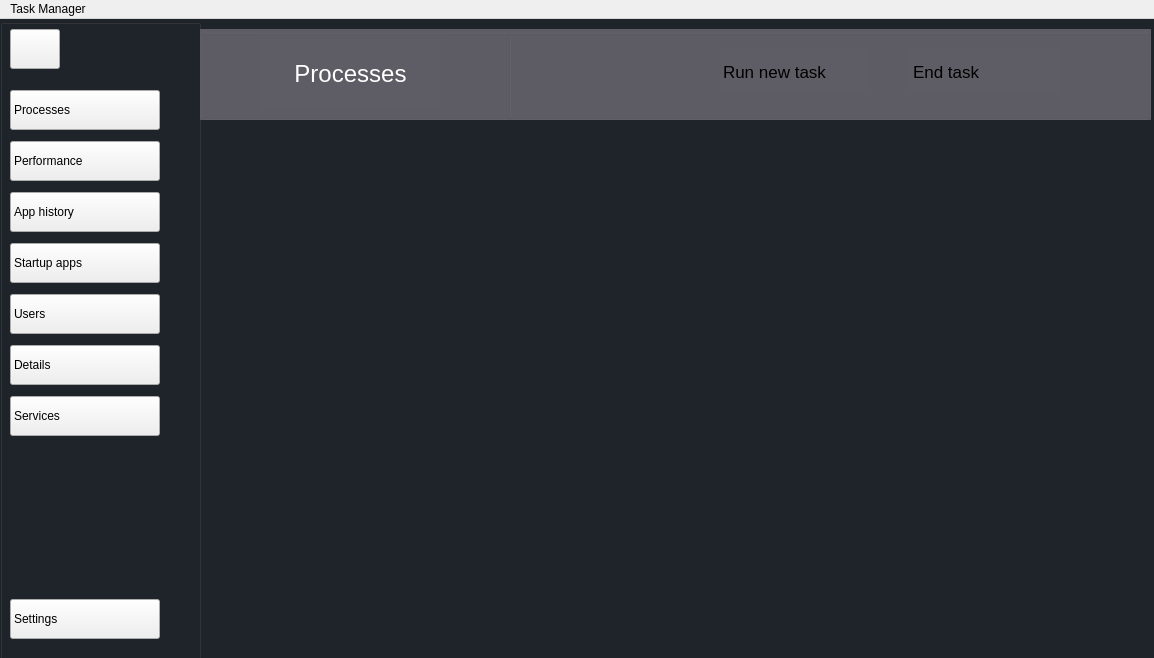
Before: the Qt Designer form BTL_QT/Learn_QT/GUI_Task/mainwindow.ui in HoangMyth/project_os, drawn with Qt 5.
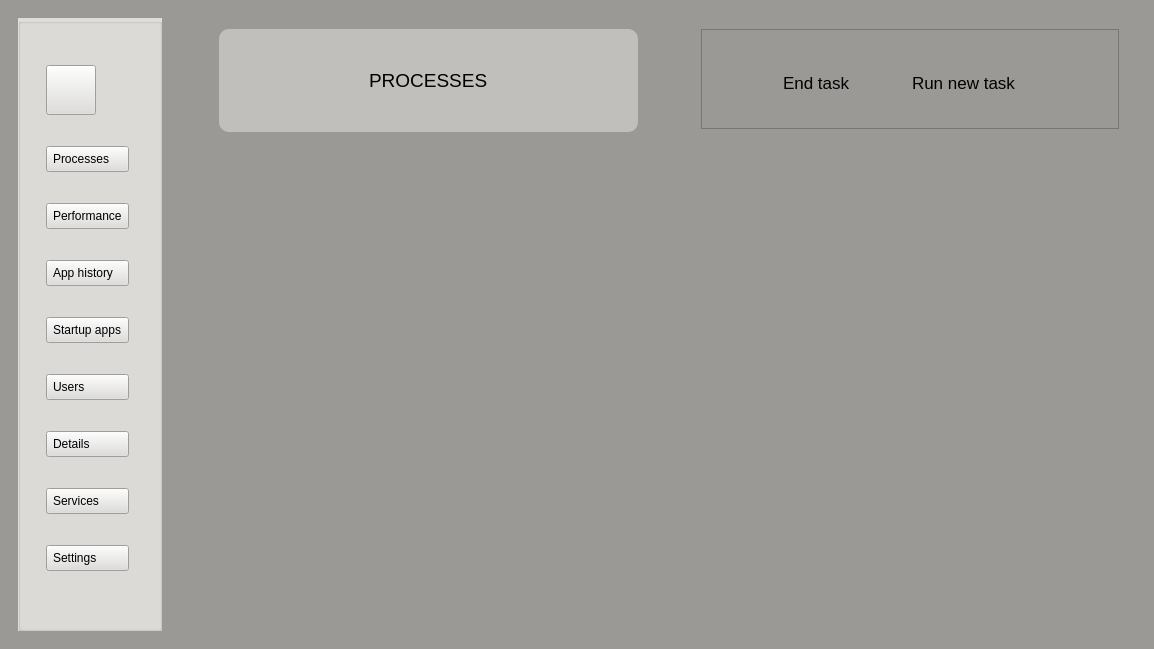
After: the same form once the commit is applied. Icons and pictures are not drawn.

```diff
--- a/BTL_QT/Learn_QT/GUI_Task/mainwindow.ui
+++ b/BTL_QT/Learn_QT/GUI_Task/mainwindow.ui
@@ -7,27 +7,40 @@
     <x>0</x>
     <y>0</y>
     <width>1154</width>
-    <height>658</height>
+    <height>649</height>
    </rect>
   </property>
+  <property name="sizePolicy">
+   <sizepolicy hsizetype="Preferred" vsizetype="Preferred">
+    <horstretch>0</horstretch>
+    <verstretch>0</verstretch>
+   </sizepolicy>
+  </property>
   <property name="windowTitle">
    <string>MainWindow</string>
   </property>
   <property name="styleSheet">
-   <string notr="true">
-#centralwidget{
-	background-color: #1f232a;
-}
+   <string notr="true">#centralwidget{ background-color: rgb(192, 191, 188);}	
+
 #leftMenuSubContainer{
 	background-color: #1f232a;
 }
 QPushButton{
 	text-align: left;
-	padding: 2px 3px;
+	padding: 5px 6px;
 }
-</string>
+#frame{
+	background-color: #16191d;
+	border-radius: 10px;
+}</string>
   </property>
   <widget class="QWidget" name="centralwidget">
+   <property name="sizePolicy">
+    <sizepolicy hsizetype="Expanding" vsizetype="Expanding">
+     <horstretch>1</horstretch>
+     <verstretch>1</verstretch>
+    </sizepolicy>
+   </property>
    <layout class="QHBoxLayout" name="horizontalLayout">
     <property name="spacing">
      <number>0</number>
@@ -45,28 +58,137 @@
      <number>0</number>
     </property>
     <item>
-     <widget class="QWidget" name="mainBodyContainer" native="true">
+     <widget class="QWidget" name="Mainbody" native="true">
+      <property name="sizePolicy">
+       <sizepolicy hsizetype="Expanding" vsizetype="Expanding">
+        <horstretch>1</horstretch>
+        <verstretch>1</verstretch>
+       </sizepolicy>
+      </property>
+      <property name="minimumSize">
+       <size>
+        <width>1154</width>
+        <height>0</height>
+       </size>
+      </property>
+      <property name="styleSheet">
+       <string notr="true">background-color: rgb(119, 118, 123);
+background-color: rgb(239, 239, 239);
+background-color: rgb(154, 153, 150);</string>
+      </property>
+      <layout class="QHBoxLayout" name="horizontalLayout_3">
+       <item alignment="Qt::AlignLeft">
       <widget class="QWidget" name="leftMenuSubContainer" native="true">
-       <property name="geometry">
-        <rect>
-         <x>0</x>
-         <y>0</y>
-         <width>201</width>
-         <height>641</height>
-        </rect>
-       </property>
-       <layout class="QVBoxLayout" name="verticalLayout_2">
-        <item>
+         <property name="sizePolicy">
+          <sizepolicy hsizetype="Expanding" vsizetype="Expanding">
+           <horstretch>0</horstretch>
+           <verstretch>0</verstretch>
+          </sizepolicy>
+         </property>
+         <layout class="QHBoxLayout" name="horizontalLayout_2">
+          <item alignment="Qt::AlignLeft">
          <widget class="QGroupBox" name="groupBox_3">
+            <property name="sizePolicy">
+             <sizepolicy hsizetype="Expanding" vsizetype="Expanding">
+              <horstretch>0</horstretch>
+              <verstretch>0</verstretch>
+             </sizepolicy>
+            </property>
+            <property name="minimumSize">
+             <size>
+              <width>1</width>
+              <height>0</height>
+             </size>
+            </property>
+            <property name="styleSheet">
+             <string notr="true">background-color: #1f232a;
+background-color: rgb(222, 221, 218);</string>
+            </property>
+            <layout class="QVBoxLayout" name="verticalLayout">
+             <property name="spacing">
+              <number>0</number>
+             </property>
+             <property name="sizeConstraint">
+              <enum>QLayout::SetDefaultConstraint</enum>
+             </property>
+             <property name="leftMargin">
+              <number>25</number>
+             </property>
+             <property name="topMargin">
+              <number>10</number>
+             </property>
+             <property name="rightMargin">
+              <number>30</number>
+             </property>
+             <property name="bottomMargin">
+              <number>25</number>
+             </property>
+             <item>
+              <widget class="QToolButton" name="menu">
+               <property name="minimumSize">
+                <size>
+                 <width>50</width>
+                 <height>20</height>
+                </size>
+               </property>
+               <property name="maximumSize">
+                <size>
+                 <width>50</width>
+                 <height>50</height>
+                </size>
+               </property>
+               <property name="toolTip">
+                <string>Menu</string>
+               </property>
+               <property name="styleSheet">
+                <string notr="true"/>
+               </property>
+               <property name="text">
+                <string/>
+               </property>
+               <property name="icon">
+                <iconset>
+                 <normaloff>../../icon/menu.svg</normaloff>../../icon/menu.svg</iconset>
+               </property>
+               <property name="iconSize">
+                <size>
+                 <width>24</width>
+                 <height>24</height>
+                </size>
+               </property>
+               <property name="autoRepeatDelay">
+                <number>300</number>
+               </property>
+              </widget>
+             </item>
+             <item>
+              <widget class="QPushButton" name="processesBtn">
+               <property name="toolTip">
+                <string>Processes</string>
+               </property>
+               <property name="text">
+                <string>Processes</string>
+               </property>
+               <property name="icon">
+                <iconset>
+                 <normaloff>../../icon/grid.svg</normaloff>../../icon/grid.svg</iconset>
+               </property>
+               <property name="iconSize">
+                <size>
+                 <width>24</width>
+                 <height>24</height>
+                </size>
+               </property>
+               <property name="autoRepeat">
+                <bool>false</bool>
+               </property>
+               <property name="autoExclusive">
+                <bool>false</bool>
+               </property>
+              </widget>
+             </item>
+             <item>
           <widget class="QPushButton" name="performanceBtn">
-           <property name="geometry">
-            <rect>
-             <x>10</x>
-             <y>122</y>
-             <width>150</width>
-             <height>40</height>
-            </rect>
-           </property>
            <property name="toolTip">
             <string>Performance</string>
            </property>
@@ -84,15 +206,9 @@
             </size>
            </property>
           </widget>
+             </item>
+             <item>
           <widget class="QPushButton" name="apphistoryBtn">
-           <property name="geometry">
-            <rect>
-             <x>10</x>
-             <y>173</y>
-             <width>150</width>
-             <height>40</height>
-            </rect>
-           </property>
            <property name="toolTip">
             <string>App history</string>
            </property>
@@ -110,15 +226,9 @@
             </size>
            </property>
           </widget>
+             </item>
+             <item>
           <widget class="QPushButton" name="startupusersBtn">
-           <property name="geometry">
-            <rect>
-             <x>10</x>
-             <y>224</y>
-             <width>150</width>
-             <height>40</height>
-            </rect>
-           </property>
            <property name="toolTip">
             <string>Startup apps</string>
            </property>
@@ -136,15 +246,9 @@
             </size>
            </property>
           </widget>
+             </item>
+             <item>
           <widget class="QPushButton" name="usersBtn">
-           <property name="geometry">
-            <rect>
-             <x>10</x>
-             <y>275</y>
-             <width>150</width>
-             <height>40</height>
-            </rect>
-           </property>
            <property name="toolTip">
             <string>Users</string>
            </property>
@@ -162,15 +266,9 @@
             </size>
            </property>
           </widget>
+             </item>
+             <item>
           <widget class="QPushButton" name="detailsBtn">
-           <property name="geometry">
-            <rect>
-             <x>10</x>
-             <y>326</y>
-             <width>150</width>
-             <height>40</height>
-            </rect>
-           </property>
            <property name="toolTip">
             <string>Details</string>
            </property>
@@ -188,15 +286,9 @@
             </size>
            </property>
           </widget>
+             </item>
+             <item>
           <widget class="QPushButton" name="servicesBtn">
-           <property name="geometry">
-            <rect>
-             <x>10</x>
-             <y>377</y>
-             <width>150</width>
-             <height>40</height>
-            </rect>
-           </property>
            <property name="toolTip">
             <string>Services</string>
            </property>
@@ -214,14 +306,11 @@
             </size>
            </property>
           </widget>
+             </item>
+             <item>
           <widget class="QPushButton" name="settingBtn">
-           <property name="geometry">
-            <rect>
-             <x>10</x>
-             <y>580</y>
-             <width>150</width>
-             <height>40</height>
-            </rect>
+               <property name="enabled">
+                <bool>true</bool>
            </property>
            <property name="toolTip">
             <string>Settings</string>
@@ -243,109 +332,186 @@
             </size>
            </property>
           </widget>
-          <widget class="QPushButton" name="processesBtn">
-           <property name="geometry">
-            <rect>
-             <x>10</x>
-             <y>71</y>
-             <width>150</width>
-             <height>40</height>
-            </rect>
-           </property>
-           <property name="toolTip">
-            <string>Processes</string>
-           </property>
-           <property name="text">
-            <string>Processes</string>
-           </property>
-           <property name="icon">
-            <iconset>
-             <normaloff>../../icon/grid.svg</normaloff>../../icon/grid.svg</iconset>
-           </property>
-           <property name="iconSize">
-            <size>
-             <width>24</width>
-             <height>24</height>
-            </size>
-           </property>
-           <property name="autoRepeat">
-            <bool>false</bool>
-           </property>
-           <property name="autoExclusive">
-            <bool>false</bool>
-           </property>
-          </widget>
-          <widget class="QToolButton" name="menu">
-           <property name="geometry">
-            <rect>
-             <x>10</x>
-             <y>10</y>
-             <width>50</width>
-             <height>40</height>
-            </rect>
-           </property>
-           <property name="minimumSize">
-            <size>
-             <width>50</width>
-             <height>20</height>
-            </size>
-           </property>
-           <property name="maximumSize">
-            <size>
-             <width>100</width>
-             <height>100</height>
-            </size>
-           </property>
-           <property name="toolTip">
-            <string>Menu</string>
-           </property>
-           <property name="styleSheet">
-            <string notr="true"/>
-           </property>
-           <property name="text">
-            <string/>
-           </property>
-           <property name="icon">
-            <iconset>
-             <normaloff>../../icon/menu.svg</normaloff>../../icon/menu.svg</iconset>
-           </property>
-           <property name="iconSize">
-            <size>
-             <width>24</width>
-             <height>24</height>
-            </size>
-           </property>
-           <property name="autoRepeatDelay">
-            <number>300</number>
-           </property>
-          </widget>
-         </widget>
+             </item>
+            </layout>
+           </widget>
+          </item>
+         </layout>
+        </widget>
+       </item>
+       <item>
+        <widget class="QWidget" name="centralMenu" native="true">
+         <property name="sizePolicy">
+          <sizepolicy hsizetype="Expanding" vsizetype="Expanding">
+           <horstretch>0</horstretch>
+           <verstretch>0</verstretch>
+          </sizepolicy>
+         </property>
+         <property name="styleSheet">
+          <string notr="true">background-color: #1f232a;
+background-color: rgb(192, 191, 188);
+QPushButton {
+    border: none;
+};
+background-color: rgb(154, 153, 150);</string>
+         </property>
+         <layout class="QHBoxLayout" name="horizontalLayout_7" stretch="0,0">
+          <property name="spacing">
+           <number>30</number>
+          </property>
+          <property name="sizeConstraint">
+           <enum>QLayout::SetMinimumSize</enum>
+          </property>
+          <property name="leftMargin">
+           <number>10</number>
+          </property>
+          <property name="topMargin">
+           <number>20</number>
+          </property>
+          <property name="rightMargin">
+           <number>20</number>
+          </property>
+          <item alignment="Qt::AlignRight|Qt::AlignTop">
+           <widget class="QFrame" name="frame">
+            <property name="sizePolicy">
+             <sizepolicy hsizetype="Expanding" vsizetype="Expanding">
+              <horstretch>0</horstretch>
+              <verstretch>0</verstretch>
+             </sizepolicy>
+            </property>
+            <property name="styleSheet">
+             <string notr="true">background-color: #1f232a;
+background-color: rgb(222, 221, 218);
+background-color: rgb(192, 191, 188);</string>
+            </property>
+            <property name="frameShape">
+             <enum>QFrame::StyledPanel</enum>
+            </property>
+            <property name="frameShadow">
+             <enum>QFrame::Raised</enum>
+            </property>
+            <layout class="QHBoxLayout" name="horizontalLayout_4" stretch="0">
+             <property name="spacing">
+              <number>0</number>
+             </property>
+             <property name="sizeConstraint">
+              <enum>QLayout::SetMinimumSize</enum>
+             </property>
+             <property name="leftMargin">
+              <number>150</number>
+             </property>
+             <property name="topMargin">
+              <number>40</number>
+             </property>
+             <property name="rightMargin">
+              <number>150</number>
+             </property>
+             <property name="bottomMargin">
+              <number>40</number>
+             </property>
+             <item>
+              <widget class="QLabel" name="label">
+               <property name="sizePolicy">
+                <sizepolicy hsizetype="Expanding" vsizetype="Expanding">
+                 <horstretch>0</horstretch>
+                 <verstretch>0</verstretch>
+                </sizepolicy>
+               </property>
+               <property name="text">
+                <string>&lt;html&gt;&lt;head/&gt;&lt;body&gt;&lt;p&gt;&lt;span style=&quot; font-size:14pt;&quot;&gt;PROCESSES&lt;/span&gt;&lt;/p&gt;&lt;/body&gt;&lt;/html&gt;</string>
+               </property>
+              </widget>
         </item>
        </layout>
       </widget>
-      <widget class="QGroupBox" name="groupBox_4">
-       <property name="geometry">
-        <rect>
-         <x>200</x>
-         <y>10</y>
-         <width>951</width>
-         <height>91</height>
-        </rect>
+          </item>
+          <item alignment="Qt::AlignRight|Qt::AlignTop">
+           <widget class="QFrame" name="frame_3">
+            <property name="sizePolicy">
+             <sizepolicy hsizetype="Expanding" vsizetype="Expanding">
+              <horstretch>0</horstretch>
+              <verstretch>0</verstretch>
+             </sizepolicy>
        </property>
        <property name="styleSheet">
-        <string notr="true">background-color: rgb(94, 92, 100);</string>
-       </property>
-       <property name="title">
-        <string/>
-       </property>
+             <string notr="true">background-color: #1f232a;
+background-color: rgb(119, 118, 123);
+border-color: rgb(255, 255, 255);
+QPushButton {
+    border: none;
+};
+QFrame {
+	border: none;
+}
+</string>
+            </property>
+            <property name="frameShape">
+             <enum>QFrame::StyledPanel</enum>
+            </property>
+            <property name="frameShadow">
+             <enum>QFrame::Raised</enum>
+            </property>
+            <layout class="QHBoxLayout" name="horizontalLayout_8" stretch="0,0,0">
+             <property name="spacing">
+              <number>50</number>
+             </property>
+             <property name="sizeConstraint">
+              <enum>QLayout::SetMinimumSize</enum>
+             </property>
+             <property name="leftMargin">
+              <number>75</number>
+             </property>
+             <property name="topMargin">
+              <number>38</number>
+             </property>
+             <property name="rightMargin">
+              <number>20</number>
+             </property>
+             <property name="bottomMargin">
+              <number>30</number>
+             </property>
+             <item>
+              <widget class="QPushButton" name="pushButton_2">
+               <property name="sizePolicy">
+                <sizepolicy hsizetype="Minimum" vsizetype="Minimum">
+                 <horstretch>0</horstretch>
+                 <verstretch>0</verstretch>
+                </sizepolicy>
+               </property>
+               <property name="font">
+                <font>
+                 <pointsize>13</pointsize>
+                </font>
+               </property>
+               <property name="toolTip">
+                <string>&lt;html&gt;&lt;head/&gt;&lt;body&gt;&lt;p align=&quot;center&quot;&gt;&lt;br/&gt;&lt;/p&gt;&lt;/body&gt;&lt;/html&gt;</string>
+               </property>
+               <property name="whatsThis">
+                <string>&lt;html&gt;&lt;head/&gt;&lt;body&gt;&lt;p align=&quot;center&quot;&gt;&lt;br/&gt;&lt;/p&gt;&lt;/body&gt;&lt;/html&gt;</string>
+               </property>
+               <property name="styleSheet">
+                <string notr="true">
+QPushButton {
+    border: none;
+}
+</string>
+               </property>
+               <property name="text">
+                <string>End task</string>
+               </property>
+               <property name="icon">
+                <iconset>
+                 <normaloff>../../icon/slash.svg</normaloff>../../icon/slash.svg</iconset>
+               </property>
+              </widget>
+             </item>
+             <item>
        <widget class="QPushButton" name="pushButton_5">
-        <property name="geometry">
-         <rect>
-          <x>520</x>
-          <y>20</y>
-          <width>150</width>
-          <height>45</height>
-         </rect>
+               <property name="maximumSize">
+                <size>
+                 <width>135</width>
+                 <height>16777215</height>
+                </size>
         </property>
         <property name="font">
          <font>
@@ -358,8 +524,14 @@
         <property name="whatsThis">
          <string>&lt;html&gt;&lt;head/&gt;&lt;body&gt;&lt;p align=&quot;center&quot;&gt;&lt;span style=&quot; font-size:11pt; font-style:italic;&quot;&gt;&lt;br/&gt;&lt;/span&gt;&lt;/p&gt;&lt;/body&gt;&lt;/html&gt;</string>
         </property>
+               <property name="layoutDirection">
+                <enum>Qt::LeftToRight</enum>
+               </property>
         <property name="styleSheet">
-         <string notr="true">border: none</string>
+                <string notr="true">QPushButton {
+    border: none;
+}
+</string>
         </property>
         <property name="text">
          <string>Run new task</string>
@@ -369,51 +541,14 @@
           <normaloff>../../icon/folder-plus.svg</normaloff>../../icon/folder-plus.svg</iconset>
         </property>
        </widget>
-       <widget class="QPushButton" name="pushButton_2">
-        <property name="geometry">
-         <rect>
-          <x>710</x>
-          <y>20</y>
-          <width>150</width>
-          <height>45</height>
-         </rect>
-        </property>
-        <property name="font">
-         <font>
-          <pointsize>13</pointsize>
-         </font>
-        </property>
-        <property name="toolTip">
-         <string>&lt;html&gt;&lt;head/&gt;&lt;body&gt;&lt;p align=&quot;center&quot;&gt;&lt;br/&gt;&lt;/p&gt;&lt;/body&gt;&lt;/html&gt;</string>
-        </property>
-        <property name="whatsThis">
-         <string>&lt;html&gt;&lt;head/&gt;&lt;body&gt;&lt;p align=&quot;center&quot;&gt;&lt;br/&gt;&lt;/p&gt;&lt;/body&gt;&lt;/html&gt;</string>
-        </property>
-        <property name="styleSheet">
-         <string notr="true">border: none
-</string>
-        </property>
-        <property name="text">
-         <string>End task</string>
-        </property>
-        <property name="icon">
-         <iconset>
-          <normaloff>../../icon/slash.svg</normaloff>../../icon/slash.svg</iconset>
-        </property>
-       </widget>
+             </item>
+             <item>
        <widget class="QToolButton" name="toolButton">
-        <property name="geometry">
-         <rect>
-          <x>890</x>
-          <y>20</y>
-          <width>41</width>
-          <height>45</height>
-         </rect>
-        </property>
         <property name="styleSheet">
-         <string notr="true">border: none;
-background: none;
-background-color: transparent;
+                <string notr="true">QToolButton {
+    border: none;
+}
+
 </string>
         </property>
         <property name="text">
@@ -430,151 +565,46 @@
          </size>
         </property>
        </widget>
-       <widget class="QGroupBox" name="groupBox">
-        <property name="geometry">
-         <rect>
-          <x>0</x>
-          <y>0</y>
-          <width>311</width>
-          <height>91</height>
-         </rect>
-        </property>
-        <property name="title">
-         <string/>
-        </property>
-        <widget class="QLabel" name="label_3">
-         <property name="geometry">
-          <rect>
-           <x>60</x>
-           <y>10</y>
-           <width>181</width>
-           <height>71</height>
-          </rect>
-         </property>
-         <property name="palette">
-          <palette>
-           <active>
-            <colorrole role="Button">
-             <brush brushstyle="SolidPattern">
-              <color alpha="255">
-               <red>94</red>
-               <green>92</green>
-               <blue>100</blue>
-              </color>
-             </brush>
-            </colorrole>
-            <colorrole role="Base">
-             <brush brushstyle="SolidPattern">
-              <color alpha="255">
-               <red>94</red>
-               <green>92</green>
-               <blue>100</blue>
-              </color>
-             </brush>
-            </colorrole>
-            <colorrole role="Window">
-             <brush brushstyle="SolidPattern">
-              <color alpha="255">
-               <red>94</red>
-               <green>92</green>
-               <blue>100</blue>
-              </color>
-             </brush>
-            </colorrole>
-           </active>
-           <inactive>
-            <colorrole role="Button">
-             <brush brushstyle="SolidPattern">
-              <color alpha="255">
-               <red>94</red>
-               <green>92</green>
-               <blue>100</blue>
-              </color>
-             </brush>
-            </colorrole>
-            <colorrole role="Base">
-             <brush brushstyle="SolidPattern">
-              <color alpha="255">
-               <red>94</red>
-               <green>92</green>
-               <blue>100</blue>
-              </color>
-             </brush>
-            </colorrole>
-            <colorrole role="Window">
-             <brush brushstyle="SolidPattern">
-              <color alpha="255">
-               <red>94</red>
-               <green>92</green>
-               <blue>100</blue>
-              </color>
-             </brush>
-            </colorrole>
-           </inactive>
-           <disabled>
-            <colorrole role="Button">
-             <brush brushstyle="SolidPattern">
-              <color alpha="255">
-               <red>94</red>
-               <green>92</green>
-               <blue>100</blue>
-              </color>
-             </brush>
-            </colorrole>
-            <colorrole role="Base">
-             <brush brushstyle="SolidPattern">
-              <color alpha="255">
-               <red>94</red>
-               <green>92</green>
-               <blue>100</blue>
-              </color>
-             </brush>
-            </colorrole>
-            <colorrole role="Window">
-             <brush brushstyle="SolidPattern">
-              <color alpha="255">
-               <red>94</red>
-               <green>92</green>
-               <blue>100</blue>
-              </color>
-             </brush>
-            </colorrole>
-           </disabled>
-          </palette>
-         </property>
-         <property name="font">
-          <font>
-           <pointsize>16</pointsize>
-          </font>
-         </property>
-         <property name="mouseTracking">
-          <bool>true</bool>
-         </property>
-         <property name="text">
-          <string>&lt;html&gt;&lt;head/&gt;&lt;body&gt;&lt;p align=&quot;center&quot;&gt;&lt;span style=&quot; font-size:18pt; color:#ffffff;&quot;&gt;Processes&lt;/span&gt;&lt;/p&gt;&lt;/body&gt;&lt;/html&gt;</string>
-         </property>
+             </item>
+            </layout>
+           </widget>
+          </item>
+         </layout>
+        </widget>
+       </item>
+       <item alignment="Qt::AlignTop">
+        <widget class="QWidget" name="mainBodyContainer" native="true">
+         <property name="styleSheet">
+          <string notr="true">background-color: rgb(255, 255, 255);
+QWidget{
+    border: none;
+};
+border-color: rgb(255, 255, 255);
+</string>
+         </property>
+         <layout class="QHBoxLayout" name="horizontalLayout_5">
+          <property name="spacing">
+           <number>0</number>
+          </property>
+          <property name="leftMargin">
+           <number>0</number>
+          </property>
+          <property name="topMargin">
+           <number>0</number>
+          </property>
+          <property name="rightMargin">
+           <number>0</number>
+          </property>
+          <property name="bottomMargin">
+           <number>0</number>
+          </property>
+         </layout>
         </widget>
-       </widget>
-      </widget>
-     </widget>
     </item>
    </layout>
   </widget>
-  <widget class="QMenuBar" name="menubar">
-   <property name="geometry">
-    <rect>
-     <x>0</x>
-     <y>0</y>
-     <width>1154</width>
-     <height>22</height>
-    </rect>
-   </property>
-   <widget class="QMenu" name="menuTask_Manager">
-    <property name="title">
-     <string>Task Manager</string>
-    </property>
-   </widget>
-   <addaction name="menuTask_Manager"/>
+    </item>
+   </layout>
   </widget>
  </widget>
  <resources/>
```
Lines whose indentation alone changed are shown as unchanged.
